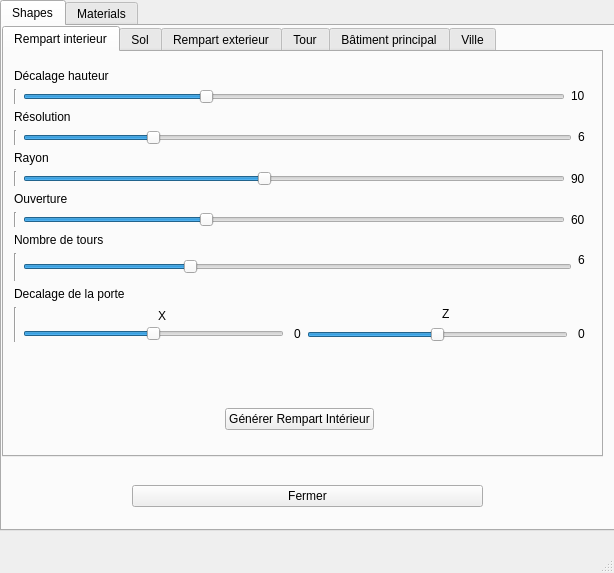
Old version of the form Castle_form.ui in the repository Ghostmoonk/maya-python-castle.
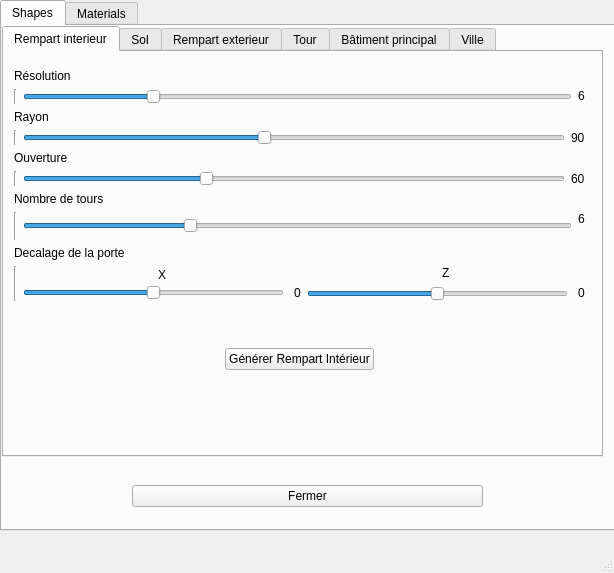
New version of the form. The open tabs and pages were chosen to show the change. Icons and pictures are not drawn.

Commit message: Castle_form : ajout du setValue pour decalage porte RI, modification de la taille de la porte dans le script après calcul, léger décalage arrière de la porte extérieur, placement du rampart exterieur avec un offset en Y

```diff
--- a/Castle_form.ui
+++ b/Castle_form.ui
@@ -55,7 +55,7 @@
           <x>0</x>
           <y>7</y>
           <width>591</width>
-          <height>381</height>
+          <height>321</height>
          </rect>
         </property>
         <layout class="QVBoxLayout" name="verticalLayout">
@@ -86,54 +86,13 @@
             <number>10</number>
            </property>
            <item row="0" column="0">
-            <widget class="QLabel" name="label">
-             <property name="text">
-              <string>Décalage hauteur</string>
-             </property>
-            </widget>
-           </item>
-           <item row="0" column="1">
-            <layout class="QHBoxLayout" name="horizontalLayout_13">
-             <item>
-              <widget class="Line" name="line_13">
-               <property name="orientation">
-                <enum>Qt::Vertical</enum>
-               </property>
-              </widget>
-             </item>
-             <item>
-              <widget class="QSlider" name="ri_decalageHauteur">
-               <property name="minimum">
-                <number>5</number>
-               </property>
-               <property name="maximum">
-                <number>20</number>
-               </property>
-               <property name="sliderPosition">
-                <number>10</number>
-               </property>
-               <property name="orientation">
-                <enum>Qt::Horizontal</enum>
-               </property>
-              </widget>
-             </item>
-             <item>
-              <widget class="QLabel" name="ri_decalageHauteurText">
-               <property name="text">
-                <string>&lt;html&gt;&lt;head/&gt;&lt;body&gt;&lt;p&gt;10&lt;/p&gt;&lt;/body&gt;&lt;/html&gt;</string>
-               </property>
-              </widget>
-             </item>
-            </layout>
-           </item>
-           <item row="1" column="0">
             <widget class="QLabel" name="label_2">
              <property name="text">
               <string>Résolution</string>
              </property>
             </widget>
            </item>
-           <item row="1" column="1">
+           <item row="0" column="1">
             <layout class="QHBoxLayout" name="horizontalLayout_15">
              <item>
               <widget class="Line" name="line_14">
@@ -167,14 +126,14 @@
              </item>
             </layout>
            </item>
-           <item row="2" column="0">
+           <item row="1" column="0">
             <widget class="QLabel" name="label_3">
              <property name="text">
               <string>Rayon</string>
              </property>
             </widget>
            </item>
-           <item row="2" column="1">
+           <item row="1" column="1">
             <layout class="QHBoxLayout" name="horizontalLayout_16">
              <item>
               <widget class="Line" name="line_15">
@@ -208,14 +167,14 @@
              </item>
             </layout>
            </item>
-           <item row="3" column="0">
+           <item row="2" column="0">
             <widget class="QLabel" name="label_4">
              <property name="text">
               <string>Ouverture</string>
              </property>
             </widget>
            </item>
-           <item row="3" column="1">
+           <item row="2" column="1">
             <layout class="QHBoxLayout" name="horizontalLayout_17">
              <item>
               <widget class="Line" name="line_16">
@@ -249,14 +208,14 @@
              </item>
             </layout>
            </item>
-           <item row="4" column="0">
+           <item row="3" column="0">
             <widget class="QLabel" name="label_5">
              <property name="text">
               <string>Nombre de tours</string>
              </property>
             </widget>
            </item>
-           <item row="4" column="1">
+           <item row="3" column="1">
             <layout class="QHBoxLayout" name="horizontalLayout_18">
              <item>
               <widget class="Line" name="line_17">
@@ -287,14 +246,14 @@
              </item>
             </layout>
            </item>
-           <item row="5" column="0">
+           <item row="4" column="0">
             <widget class="QLabel" name="label_6">
              <property name="text">
               <string>Decalage de la porte</string>
              </property>
             </widget>
            </item>
-           <item row="5" column="1">
+           <item row="4" column="1">
             <layout class="QHBoxLayout" name="horizontalLayout_10">
              <item>
               <widget class="Line" name="line_12">
```
Left out of the diff: 50 changed lines with no effect on the pictures. The commit also changes 5 other files.
